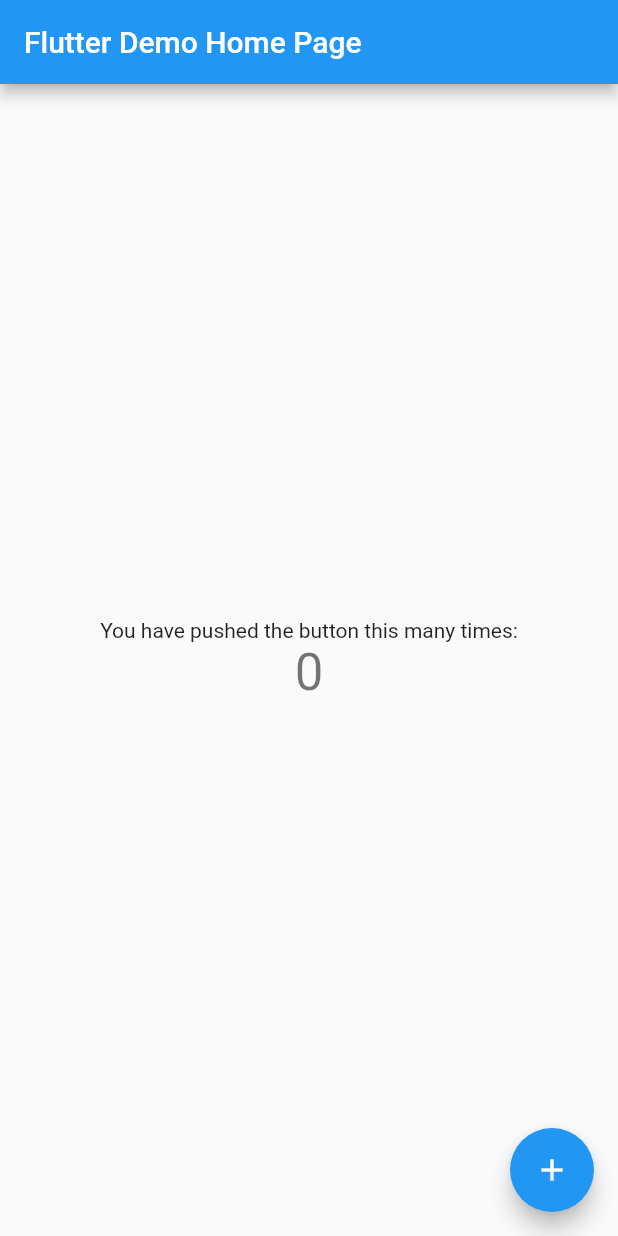
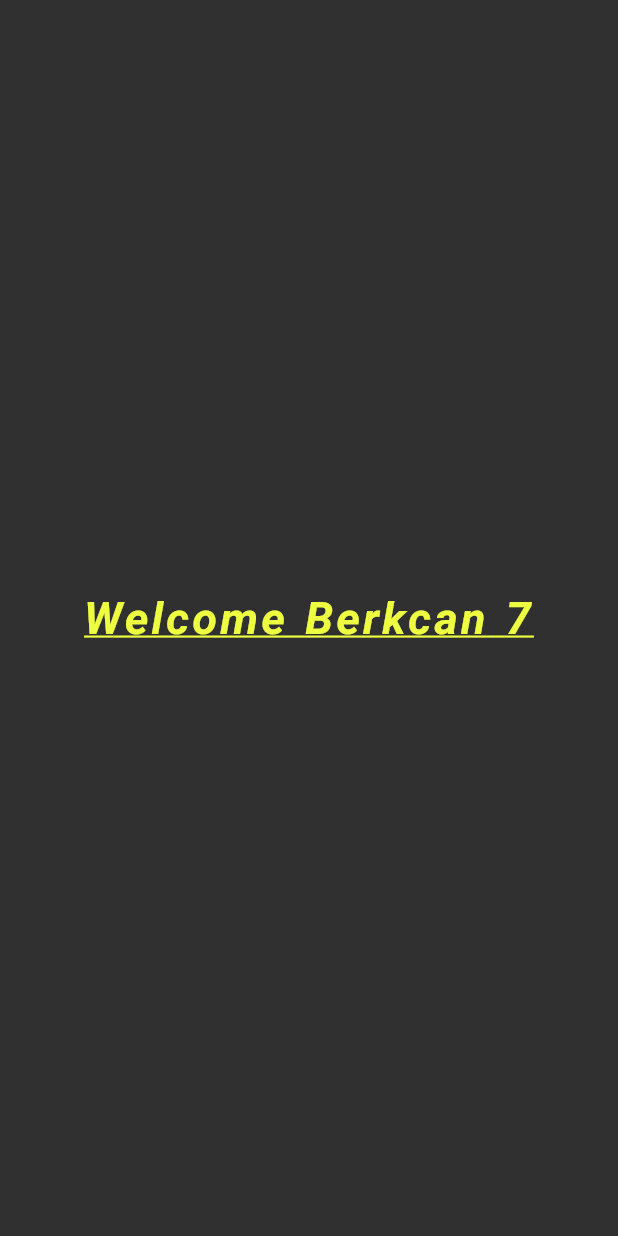
Before and after one commit to berkcangumusisik/100daysOfFlutter, a Flutter app: the screen it shows after launch, on a phone screen of 412 x 824 dp. Run offline on Flutter 3.47's test engine with Material 2 defaults, Android fonts, the light colour scheme and no system bars.

Commit message:
Flutter'a Başlandı

```diff
--- /dev/null
+++ b/flutter_full_learn/lib/101/text_learn_view.dart
@@ -0,0 +1,47 @@
+import 'package:flutter/material.dart';
+
+class TextLearnView extends StatelessWidget {
+  const TextLearnView({Key? key}) : super(key: key);
+  final String name = "Berkcan";
+  @override
+  Widget build(BuildContext context) {
+    return Scaffold(
+      body: Center(
+        child: Text(
+          "Welcome $name ${name.length}",
+          maxLines: 2,
+          overflow: TextOverflow.ellipsis,
+          textAlign: TextAlign.center,
+          style: const TextStyle(
+            decoration: TextDecoration.underline,
+            fontStyle: FontStyle.italic,
+            color: Colors.limeAccent,
+            fontSize: 30,
+            wordSpacing: 2,
+            letterSpacing: 2,
+            fontWeight: FontWeight.bold,
+          ),
+        ),
+      ),
+    );
+  }
+}
+
+/**
+ * Sayfanın gücü bize Material ile geliyor. Bunun için birçok yol var ama biz burada Scaffold widget'ını kullanıyoruz.
+ * Scaffold widget'ının içerisine bir çok widget'ı ekleyebiliriz.
+ * Center ile ortalama yapıyoruz.
+ Text Widgeti
+ * Metinsel ifadeleri kullanıcıya göstermek için kullanılır.
+ * maxLines ile kaç satır olacağını belirleriz.
+ * overflow ile metnin taşması durumunda ne olacağını belirleriz.
+ * style : TextStyle ile metnin stilini belirleriz.
+ * fontSize ile metnin boyutunu belirleriz.
+ * wordSpacing ile kelime aralarındaki boşluğu belirleriz.
+ * letterSpacing ile harfler arasındaki boşluğu belirleriz.
+ * fontWeight: FontWeight.bold ile metnin kalınlığını belirleriz.
+ * textAlign: TextAlign.center ile metnin ortalanmasını sağlarız. Ayrıca TextAlign.left, TextAlign.right, TextAlign.justify gibi değerler de kullanılabilir. justify ile metin sağa ve sola yaslanır.
+ * textDecoration: TextDecoration.underline ile metnin altını çizeriz. Ayrıca TextDecoration.lineThrough ile metnin ortasından çizgi geçiririz.
+ * fontStyle: FontStyle.italic ile metnin italik olmasını sağlarız.
+ * color: Colors.renk ile metnin rengini belirleriz.
+ */
--- a/flutter_full_learn/lib/main.dart
+++ b/flutter_full_learn/lib/main.dart
@@ -1,4 +1,5 @@
 import 'package:flutter/material.dart';
+import 'package:flutter_full_learn/101/text_learn_view.dart';
 
 void main() {
   runApp(const MyApp());
@@ -12,104 +13,34 @@
   Widget build(BuildContext context) {
     return MaterialApp(
       title: 'Flutter Demo',
-      theme: ThemeData(
-        // This is the theme of your application.
-        //
-        // Try running your application with "flutter run". You'll see the
-        // application has a blue toolbar. Then, without quitting the app, try
-        // changing the primarySwatch below to Colors.green and then invoke
-        // "hot reload" (press "r" in the console where you ran "flutter run",
-        // or simply save your changes to "hot reload" in a Flutter IDE).
-        // Notice that the counter didn't reset back to zero; the application
-        // is not restarted.
-        primarySwatch: Colors.blue,
-      ),
-      home: const MyHomePage(title: 'Flutter Demo Home Page'),
+      theme: ThemeData.dark(),
+      home: TextLearnView(),
     );
   }
 }
 
-class MyHomePage extends StatefulWidget {
-  const MyHomePage({super.key, required this.title});
+/**
+ * Flutter bir software development kitidir. Bir UI kitidir.
+ * İçerisinde hazır çözümler, compenentler ve widgetlar bulunur.
+ * Flutter 0.andan itibaren bize çözüm sunar.
+ * Flutter bize  bir alet çantası bize sunmaktadır.
+ * Flutter projeleri üstte bir ebeveynle başlar sonra çocuklar gelir.
+ - Everything is widget.
+ * Flutter da her şey bir widgettir.
+ * Bu yapı bize müşteri bir sayfada bir widget oluşturduktan sonra başka bir sayfada bir widget olarak kullanabiliriz.
+ * Flutter'da widgetları bir puzzle parçası olarak düşünebiliriz.
+ flutter doctor : Flutter'ın kullanımının doğrulanmasını sağlar.
 
-  // This widget is the home page of your application. It is stateful, meaning
-  // that it has a State object (defined below) that contains fields that affect
-  // how it looks.
+ Flutter ile yeni bir proje oluşturmak için flutter create proje_ismi yazılarak oluşturulur.
 
-  // This class is the configuration for the state. It holds the values (in this
-  // case the title) provided by the parent (in this case the App widget) and
-  // used by the build method of the State. Fields in a Widget subclass are
-  // always marked "final".
+ Neden Flutter?
+ * Cross-platform uygulamaların oluşturulması için kullanılır.
 
-  final String title;
+ Flutter ile geliştirilen uygulamalarınızın Android ve iOS platformlarında da kullanılabilir.
 
-  @override
-  State<MyHomePage> createState() => _MyHomePageState();
-}
-
-class _MyHomePageState extends State<MyHomePage> {
-  int _counter = 0;
-
-  void _incrementCounter() {
-    setState(() {
-      // This call to setState tells the Flutter framework that something has
-      // changed in this State, which causes it to rerun the build method below
-      // so that the display can reflect the updated values. If we changed
-      // _counter without calling setState(), then the build method would not be
-      // called again, and so nothing would appear to happen.
-      _counter++;
-    });
-  }
-
-  @override
-  Widget build(BuildContext context) {
-    // This method is rerun every time setState is called, for instance as done
-    // by the _incrementCounter method above.
-    //
-    // The Flutter framework has been optimized to make rerunning build methods
-    // fast, so that you can just rebuild anything that needs updating rather
-    // than having to individually change instances of widgets.
-    return Scaffold(
-      appBar: AppBar(
-        // Here we take the value from the MyHomePage object that was created by
-        // the App.build method, and use it to set our appbar title.
-        title: Text(widget.title),
-      ),
-      body: Center(
-        // Center is a layout widget. It takes a single child and positions it
-        // in the middle of the parent.
-        child: Column(
-          // Column is also a layout widget. It takes a list of children and
-          // arranges them vertically. By default, it sizes itself to fit its
-          // children horizontally, and tries to be as tall as its parent.
-          //
-          // Invoke "debug painting" (press "p" in the console, choose the
-          // "Toggle Debug Paint" action from the Flutter Inspector in Android
-          // Studio, or the "Toggle Debug Paint" command in Visual Studio Code)
-          // to see the wireframe for each widget.
-          //
-          // Column has various properties to control how it sizes itself and
-          // how it positions its children. Here we use mainAxisAlignment to
-          // center the children vertically; the main axis here is the vertical
-          // axis because Columns are vertical (the cross axis would be
-          // horizontal).
-          mainAxisAlignment: MainAxisAlignment.center,
-          children: <Widget>[
-            const Text(
-              'You have pushed the button this many times:',
-            ),
-            Text(
-              '$_counter',
-              style: Theme.of(context).textTheme.headlineMedium,
-            ),
-          ],
-        ),
-      ),
-      floatingActionButton: FloatingActionButton(
-        onPressed: _incrementCounter,
-        tooltip: 'Increment',
-        child: const Icon(Icons.add),
-      ), // This trailing comma makes auto-formatting nicer for build methods.
-    );
-  }
-}
+ Flutter Klasör Yapısı
+ * android, ios, windows ve web klasörleri sayesinde hangi platformda proje oluşturduğumuza göre ayarlamalar yapabiliriz.
+ * lib klasöründe gerekli kodlar yazılır.
+ * pubspec.yaml dosyasında proje için gerekli eklentiler veya bileşenleri belirtiriz. pub.dev üzerinden eklentileri indirmek için kullanılır.
+ * proje main() fonksiyonu içerisinde çalıştırılır.
+ */
```
Also changed, not shown: 1 other file.
